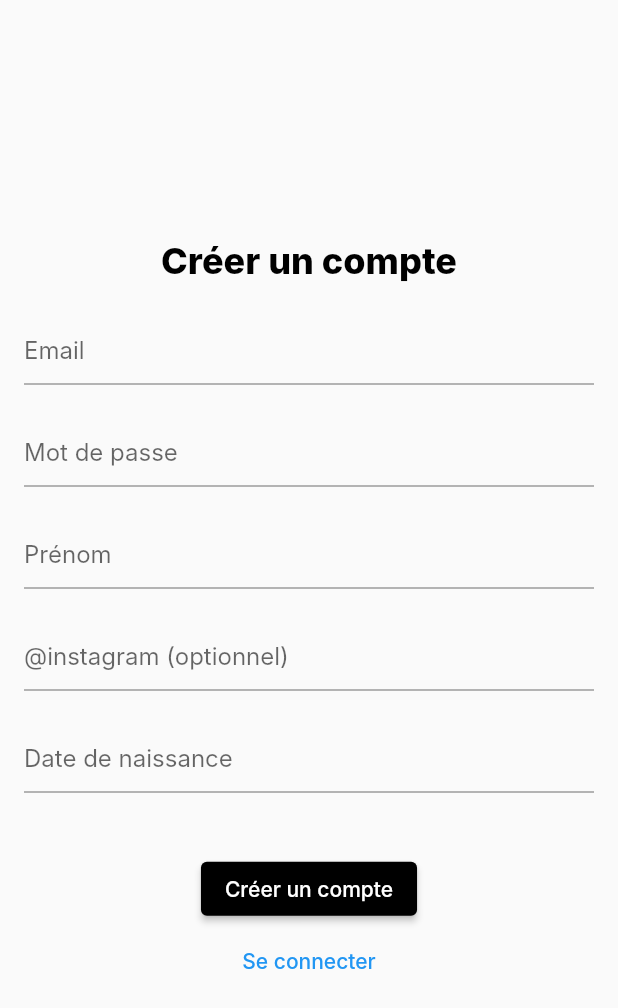
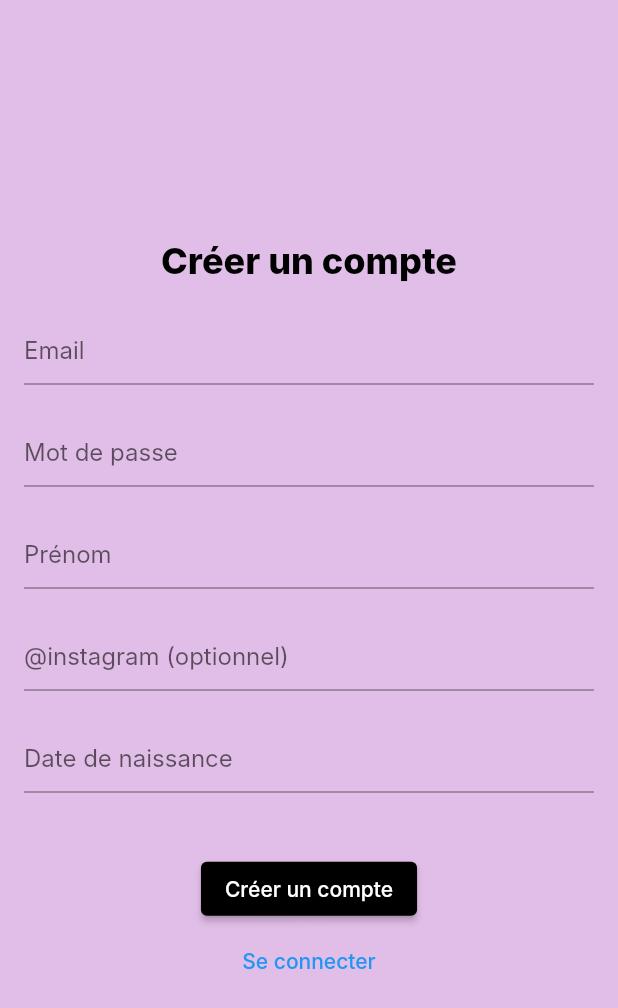
Before and after one commit to JohanTorosjan/projet_indus_frontend, a Flutter app: the screen it shows after launch, after a tap on "Se connecter", after a tap on "Pas encore de compte ?", on a phone screen of 412 x 824 dp. Shown: the top 1008 px of the screen. Run offline on Flutter 3.47's test engine with Material 2 defaults, Android fonts, the phone set to English and light mode, and no system bars; our stand-ins replace firebase_auth, firebase_core; missing offline and left inert: dart:ffi, day_night_time_picker, swipeable_card_stack; accounts and stored records are empty; Roboto replaces fonts that are missing (Inter).

Commit message:
rating done

```diff
--- a/lib/main.dart
+++ b/lib/main.dart
@@ -5,7 +5,6 @@ import 'package:firebase_auth/firebase_auth.dart';
 import 'package:flutter/material.dart';
 import 'package:firebase_core/firebase_core.dart';
 import 'package:projet_indus/services/AuthService.dart';
-import 'package:projet_indus/views/AuthView.dart';
 import 'package:projet_indus/views/Wrapper.dart';
 import 'package:provider/provider.dart';
 import 'firebase_options.dart';
--- a/lib/views/Login.dart
+++ b/lib/views/Login.dart
@@ -41,6 +41,7 @@ class _LoginState extends State<Login> {
   @override
   Widget build(BuildContext context) {
     return Scaffold(
+      backgroundColor: Colors.purple.shade100,
       body: SafeArea(
           child: Padding(
               padding: const EdgeInsets.all(16.0),
--- a/lib/views/firstquestions.dart
+++ b/lib/views/firstquestions.dart
@@ -51,6 +51,7 @@ class _FirstQuestionsState extends State<FirstQuestions> {
         SwipeableCardSectionController();
     int? idUtilisateur = widget.client.id;
     return Scaffold(
+         backgroundColor: Colors.purple.shade100,
         appBar: AppBar(
           title: const Text('Questions d\'usage'),
         ),
--- a/lib/views/register.dart
+++ b/lib/views/register.dart
@@ -101,6 +101,7 @@ class _RegisterState extends State<Register> {
   @override
   Widget build(BuildContext context) {
     return Scaffold(
+      backgroundColor: Colors.purple.shade100,
       body: SafeArea(
           child: Padding(
               padding: const EdgeInsets.all(16.0),
```
Also changed, not shown: lib/views/AuthView.dart (deleted, +0 -124 lines).
